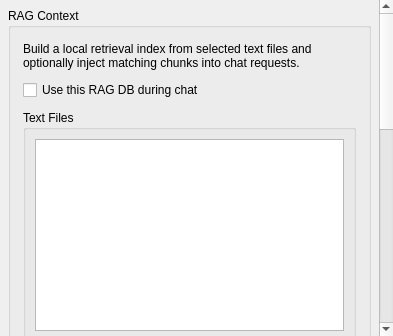
Rakile/NeuralCompanion, file addons/rag_context/ui/rag_context.ui: the form before one commit.
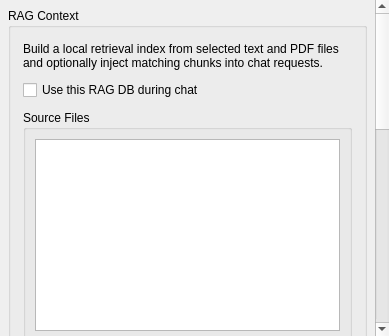
The form after the commit.

Diff of the .ui file:
```diff
--- a/addons/rag_context/ui/rag_context.ui
+++ b/addons/rag_context/ui/rag_context.ui
@@ -57,7 +57,7 @@
        <item>
         <widget class="QLabel" name="rag_context_hint_label">
          <property name="text">
-          <string>Build a local retrieval index from selected text files and optionally inject matching chunks into chat requests.</string>
+          <string>Build a local retrieval index from selected text and PDF files and optionally inject matching chunks into chat requests.</string>
          </property>
          <property name="wordWrap">
           <bool>true</bool>
@@ -74,7 +74,7 @@
        <item>
         <widget class="QGroupBox" name="rag_context_files_group">
          <property name="title">
-          <string>Text Files</string>
+          <string>Source Files</string>
          </property>
          <layout class="QVBoxLayout" name="rag_context_files_layout">
           <property name="spacing">
@@ -95,7 +95,7 @@
             <item>
              <widget class="QPushButton" name="rag_context_add_files_button">
               <property name="text">
-               <string>Add Text Files</string>
+               <string>Add Files</string>
               </property>
              </widget>
             </item>
```
